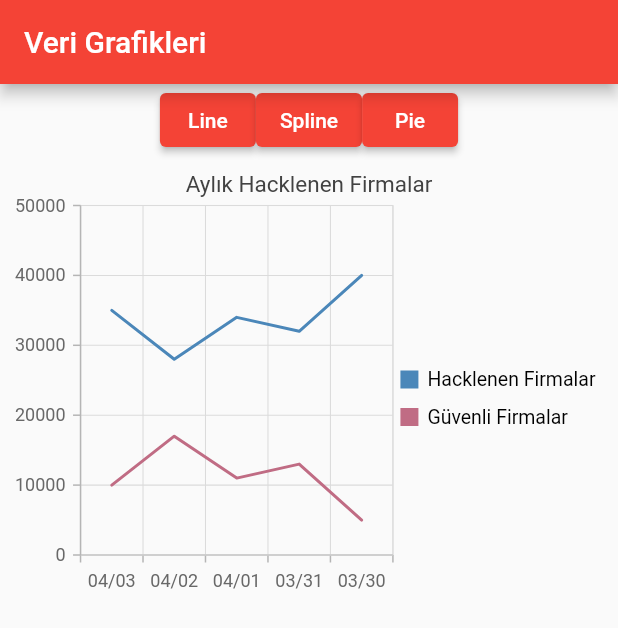
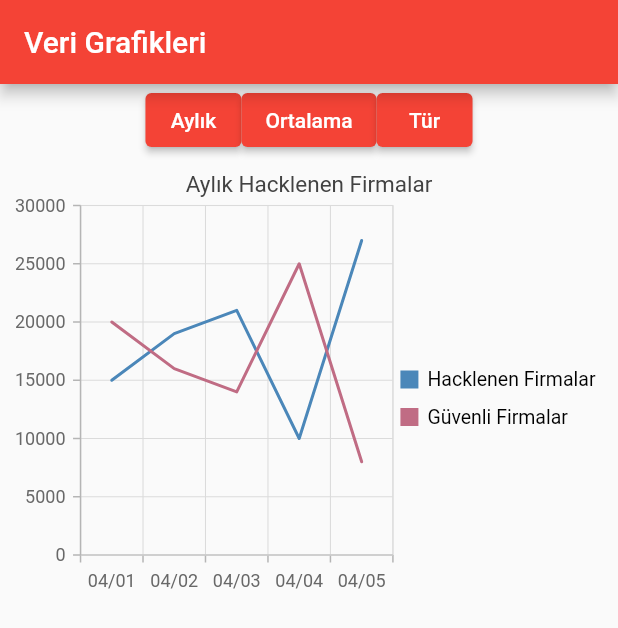
Before and after one commit to hasancankahraman/kvkkPRJ, a Flutter app: the ChartScreen screen opened by its route, on a phone screen of 412 x 824 dp. Shown: the top 628 px of the screen. Run offline on Flutter 3.47's test engine with Material 2 defaults, Android fonts, the phone set to English and light mode, and no system bars; our stand-ins replace connectivity_plus, device_info_plus, go_router, isar, syncfusion_flutter_charts; accounts and stored records are empty; generated files the repository leaves out were written again.

Commit message:
“hk6”

```diff
--- a/lib/main.dart
+++ b/lib/main.dart
@@ -5,9 +5,10 @@ import 'package:go_router/go_router.dart';
 
 import 'screens/about_scrren.dart';
 import 'screens/chart_screen.dart';
+
+import 'screens/date_time_screen.dart';
 import 'screens/error_scrren.dart';
 import 'screens/home_screen.dart';
-
 import 'screens/news_screen.dart';
 import 'screens/products_screen.dart';
 import 'screens/users_screen.dart';
@@ -48,6 +49,10 @@ final _routes = GoRouter(
       path: '/data',
       builder: (context, state) => ChartScreen(),
     ),
+    GoRoute(
+      path: '/datetime',
+      builder: (context, state) => DateTimeScreen(),
+    ),
   ],
 );
 
--- a/lib/screens/chart_screen.dart
+++ b/lib/screens/chart_screen.dart
@@ -28,11 +28,11 @@ class _ChartScreenState extends State<ChartScreen> {
   String chart_type = "line";
 
   var hacksData = <HackData>[
-    HackData('04/03', 35000),
-    HackData('04/02', 28000),
-    HackData('04/01', 34000),
-    HackData('03/31', 32000),
-    HackData('03/30', 40000)
+    HackData('04/01', 15000),
+    HackData('04/02', 19000),
+    HackData('04/03', 21000),
+    HackData('04/04', 10000),
+    HackData('04/05', 27000),
   ];
 
   @override
@@ -50,21 +50,21 @@ class _ChartScreenState extends State<ChartScreen> {
                   chart_type = 'line';
                   setState(() {});
                 },
-                child: Text('Line'),
+                child: Text('Aylık'),
               ),
               ElevatedButton(
                 onPressed: () {
                   chart_type = 'spline';
                   setState(() {});
                 },
-                child: Text('Spline'),
+                child: Text('Ortalama'),
               ),
               ElevatedButton(
                 onPressed: () {
                   chart_type = 'pie';
                   setState(() {});
                 },
-                child: Text('Pie'),
+                child: Text('Tür'),
               ),
             ],
           ),
@@ -92,8 +92,7 @@ class PieChart extends StatelessWidget {
     DataType("Kişisel Bilgiler", 45000, Colors.brown),
     DataType("İletişim Bilgileri", 30000, Colors.blue),
     DataType("Hesap Bilgileri", 45000, Colors.orange),
-    DataType("Diğer Bilgiler", 25000, Colors.green),
-    DataType("Haftalık Sex Skoru", 10000, Colors.pink),
+    DataType("Diğer Bilgiler", 25000, Colors.green)
   ];
 
   @override
@@ -150,11 +149,11 @@ class LineChart extends StatelessWidget {
           //dataLabelSettings: DataLabelSettings(isVisible: true),
           // Bind data source
           dataSource: <HackData>[
-            HackData('04/03', 10000),
-            HackData('04/02', 17000),
-            HackData('04/01', 11000),
-            HackData('03/31', 13000),
-            HackData('03/30', 5000)
+            HackData('04/01', 20000),
+            HackData('04/02', 16000),
+            HackData('04/03', 14000),
+            HackData('04/04', 25000),
+            HackData('04/05', 8000)
           ],
           xValueMapper: (HackData hack, _) => hack.date,
           yValueMapper: (HackData hack, _) => hack.amount,
@@ -176,28 +175,23 @@ class SplineChart extends StatelessWidget {
   Widget build(BuildContext context) {
     return SfCartesianChart(
       primaryXAxis: CategoryAxis(),
+      title: ChartTitle(
+        text: 'Türkiye\de Aylık Ortalama Hacklenen Veri Sayısı',
+        alignment: ChartAlignment.center,
+      ),
       legend: Legend(isVisible: true),
       tooltipBehavior: TooltipBehavior(enable: true),
       series: <ChartSeries>[
         // Renders spline chart
         SplineSeries<HackData, String>(
-            dataSource: data,
-            markerSettings: MarkerSettings(isVisible: true),
-            name: 'Hacklenen Firmalar',
-            // Type of spline
-            splineType: SplineType.natural,
-            //dashArray: <double>[10, 10],
-            xValueMapper: (HackData data, _) => data.date,
-            yValueMapper: (HackData data, _) => data.amount),
-        SplineSeries<HackData, String>(
-            name: 'Güvenli Firmalar',
+            name: 'Aylık Ortalama Veri Sayısı',
             markerSettings: MarkerSettings(isVisible: true),
             dataSource: [
-              HackData('04/03', 10000),
-              HackData('04/02', 17000),
-              HackData('04/01', 11000),
-              HackData('03/31', 13000),
-              HackData('03/30', 5000)
+              HackData('04/01', 10000),
+              HackData('04/02', 13000),
+              HackData('04/03', 9800),
+              HackData('04/04', 17000),
+              HackData('04/05', 11000)
             ],
             // Type of spline
             splineType: SplineType.natural,
--- a/pubspec.yaml
+++ b/pubspec.yaml
@@ -41,6 +41,11 @@ dependencies:
   device_info_plus: ^8.1.0
   url_launcher: ^6.1.10
   syncfusion_flutter_charts: ^21.1.39
+  connectivity_plus: ^3.0.4
+  syncfusion_flutter_datepicker: ^21.1.39
+  intl: ^0.18.0
+  table_calendar: ^3.0.9
+  flutter_time_picker_spinner: ^2.0.0
 
 dev_dependencies:
   flutter_test:
```
Also changed, not shown: lib/screens/error_scrren.dart (+28 -1 lines), lib/screens/home_screen.dart (+6 -3 lines), lib/screens/date_time_screen.dart (added), pubspec.lock, 3 other files.
